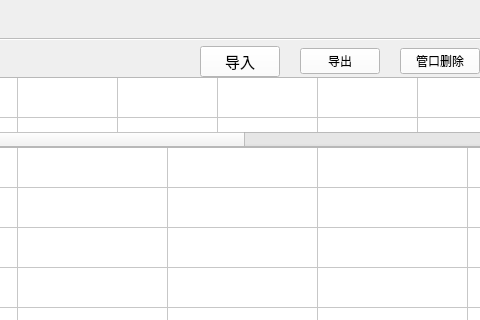
scienhudb/donghua, file DongLanpec-local/modules/guankoudingyi/ui/pipe_attachment_define.ui: the form before one commit; both pictures show x 593 to 1073 and y 0 to 320 of the 1283 by 838 pixel window.
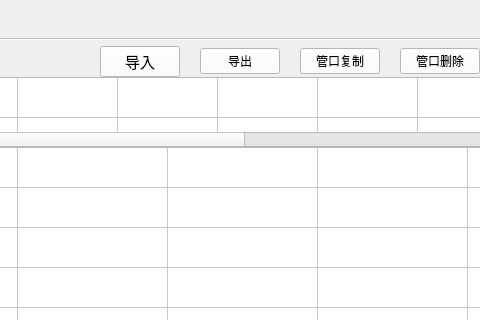
The form after the commit.

Commit message: 改管口附件前

```diff
--- a/DongLanpec-local/modules/guankoudingyi/ui/pipe_attachment_define.ui
+++ b/DongLanpec-local/modules/guankoudingyi/ui/pipe_attachment_define.ui
@@ -121,6 +121,17 @@
              </property>
             </widget>
            </item>
+           <item>
+            <widget class="QPushButton" name="pushButton_cv">
+             <property name="styleSheet">
+              <string notr="true">background-color: rgb(255, 255, 255);
+</string>
+             </property>
+             <property name="text">
+              <string>管口复制</string>
+             </property>
+            </widget>
+           </item>
            <item>
             <widget class="QPushButton" name="pushButton_pipe_delete">
              <property name="styleSheet">
```
Left out of the diff: 28 changed lines with no effect on the pictures. The commit also changes 39 other files.
